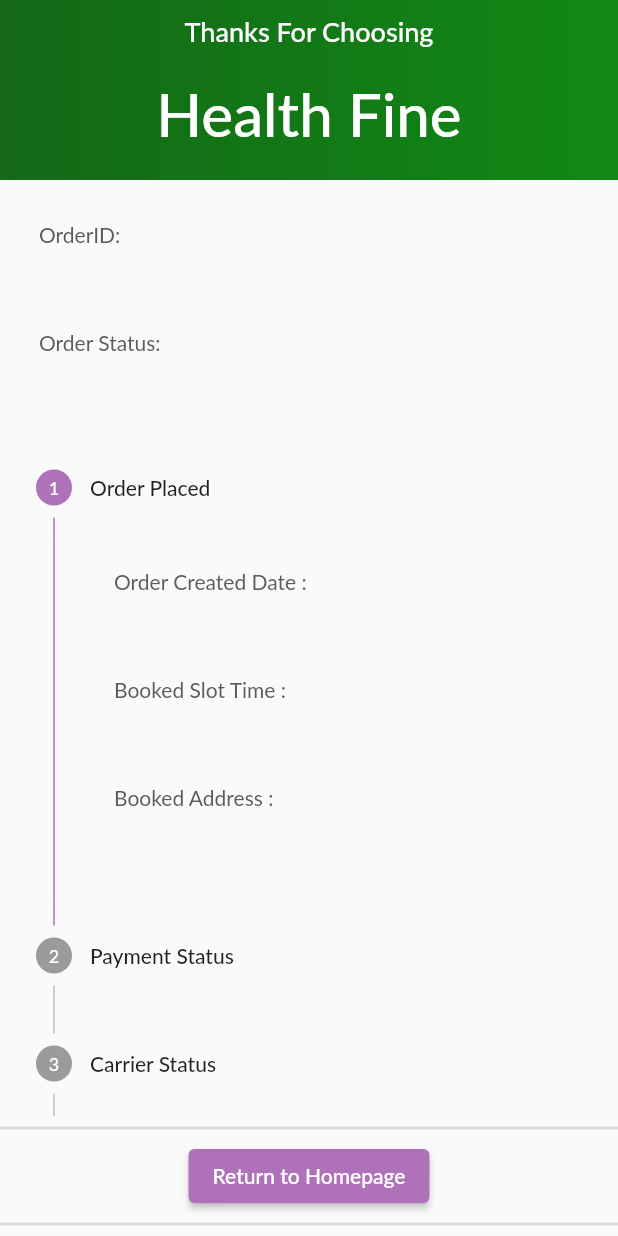
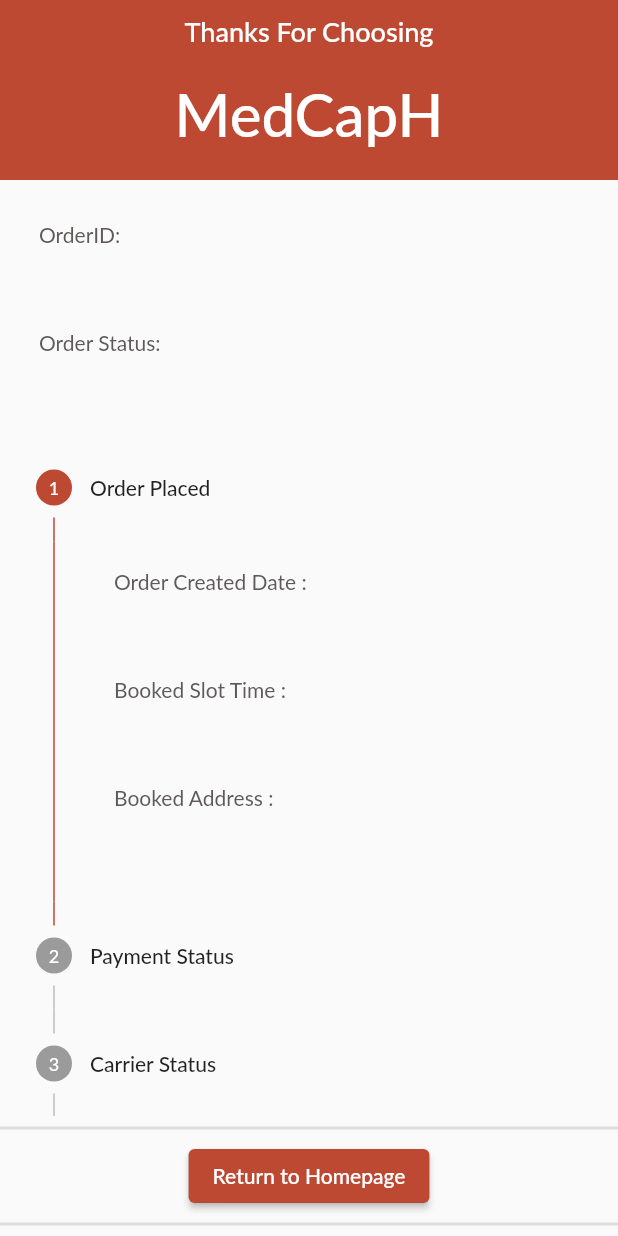
Before and after one commit to vineeth862/SampleApplication, a Flutter app: the OrderTrackingScreen screen opened directly with empty values, on a phone screen of 412 x 824 dp. Run offline on Flutter 3.47's test engine with Material 2 defaults, Android fonts, the phone set to English and light mode, and no system bars; our stand-ins replace carousel_indicator, carousel_slider, cloud_firestore, firebase_auth, firebase_core, flutter_native_splash and 7 more; missing offline and left inert: countries_flag, open_street_map_search_and_pick; accounts and stored records are empty; Roboto replaces fonts that are missing (Lato).

Commit message:
changed theme colour

```diff
--- a/lib/src/screens/Home/order_tracker/orderTracker_progress.dart
+++ b/lib/src/screens/Home/order_tracker/orderTracker_progress.dart
@@ -61,8 +61,8 @@ class _OrderTrackingScreenState extends State<OrderTrackingScreen> {
               width: double.infinity,
               decoration: BoxDecoration(
                 gradient: LinearGradient(colors: [
-                  Color.fromARGB(255, 20, 104, 23),
-                  Color.fromARGB(255, 17, 137, 21)
+                  Theme.of(context).colorScheme.primary,
+                  Theme.of(context).colorScheme.primary,
                 ]),
               ),
               child: Column(
@@ -82,7 +82,7 @@ class _OrderTrackingScreenState extends State<OrderTrackingScreen> {
                     padding: const EdgeInsets.symmetric(vertical: 10),
                     child: Center(
                       child: Text(
-                        "Health Fine",
+                        "MedCapH",
                         style: Theme.of(context)
                             .textTheme
                             .bodyLarge!
--- a/lib/src/utils/themes/themedata.dart
+++ b/lib/src/utils/themes/themedata.dart
@@ -5,11 +5,13 @@ final ThemeData theme = ThemeData(
   primarySwatch: Colors.deepPurple,
   fontFamily: 'Lato',
   colorScheme: const ColorScheme(
-      primary: Color.fromRGBO(176, 113, 187, 1), // Light purple color
-      primaryContainer: Color.fromRGBO(176, 113, 187, 1),
-      secondary: Color.fromRGBO(176, 113, 187, 1), // Light purple color
-      secondaryContainer: Color.fromRGBO(255, 247, 255, 1),
-      tertiary: Color.fromRGBO(211, 172, 218, 1),
+      //primary: Color.fromRGBO(176, 113, 187, 1), // Light purple color
+      //primary: Color.fromRGBO(235, 93, 22, 0.984),
+      primary: Color.fromRGBO(189, 73, 50, 1),
+      primaryContainer: Color.fromRGBO(189, 73, 50, 1),
+      secondary: Color.fromRGBO(214, 157, 146, 1), // Light purple color
+      secondaryContainer: Color.fromRGBO(253, 247, 247, 1),
+      tertiary: Color.fromRGBO(177, 75, 55, 1),
       surface: Colors.white,
       background: Colors.white,
       error: Colors.red,
```
